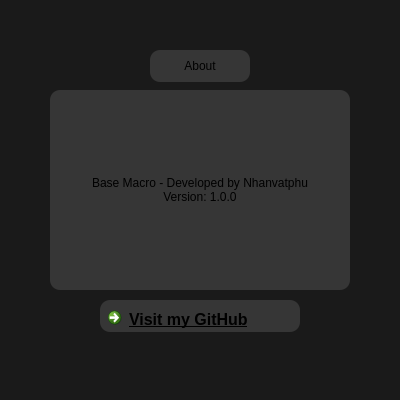
Before: the Qt Designer form src/ui/dialogabout.ui in dxtruong16a4/BaseMacro, drawn with Qt 5.
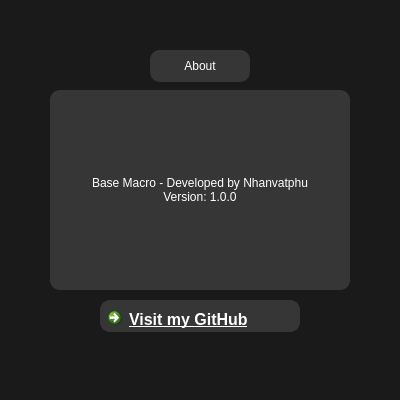
After: the same form once the commit is applied. Icons and pictures are not drawn.

```diff
--- a/src/ui/dialogabout.ui
+++ b/src/ui/dialogabout.ui
@@ -40,7 +40,8 @@
   </property>
   <property name="styleSheet">
    <string notr="true">QDialog {
-	background: #1A1A1A;
+background: #1A1A1A;
+color: white;
 }</string>
   </property>
   <widget class="QCommandLinkButton" name="commandLinkButton">
@@ -63,23 +64,26 @@
     </font>
    </property>
    <property name="styleSheet">
-    <string notr="true">QCommandLinkButton
-{
-	background: #363636;
-	font: 700 12pt &quot;Arial&quot;;
-	border-radius: 10px
+    <string notr="true">QCommandLinkButton{
+background: #363636;
+font: 700 12pt &quot;Arial&quot;;
+border-radius: 10px;
+color: white;
 }
-QPushButton:Hover
-{
-	background: #696969;
-	font: 700 12pt &quot;Arial&quot;;
-	border-radius: 10px
+QPushButton{
+color: white;
 }
-QPushButton:pressed
-{
-	background: #363636;
-	font: 700 12pt &quot;Arial&quot;;
-	border-radius: 10px
+QPushButton:Hover{
+background: #696969;
+font: 700 12pt &quot;Arial&quot;;
+border-radius: 10px;
+color: white;
+}
+QPushButton:pressed{
+background: #363636;
+font: 700 12pt &quot;Arial&quot;;
+border-radius: 10px;
+color: white;
 }</string>
    </property>
    <property name="text">
@@ -105,11 +109,11 @@
     <bool>false</bool>
    </property>
    <property name="styleSheet">
-    <string notr="true">QLabel
-{
-	background: #363636;
-	font: 700 12pt &quot;Arial&quot;;
-	border-radius: 10px
+    <string notr="true">QLabel{
+background: #363636;
+font: 700 12pt &quot;Arial&quot;;
+border-radius: 10px;
+color: white;
 }</string>
    </property>
    <property name="frameShape">
@@ -147,11 +151,11 @@
     <bool>false</bool>
    </property>
    <property name="styleSheet">
-    <string notr="true">QLabel
-{
-	background: #363636;
-	font: 700 12pt &quot;Arial&quot;;
-	border-radius: 10px
+    <string notr="true">QLabel{
+background: #363636;
+font: 700 12pt &quot;Arial&quot;;
+border-radius: 10px;
+color: white;
 }</string>
    </property>
    <property name="frameShape">
```
Left out of the diff: 6 changed lines with no effect on the pictures.
